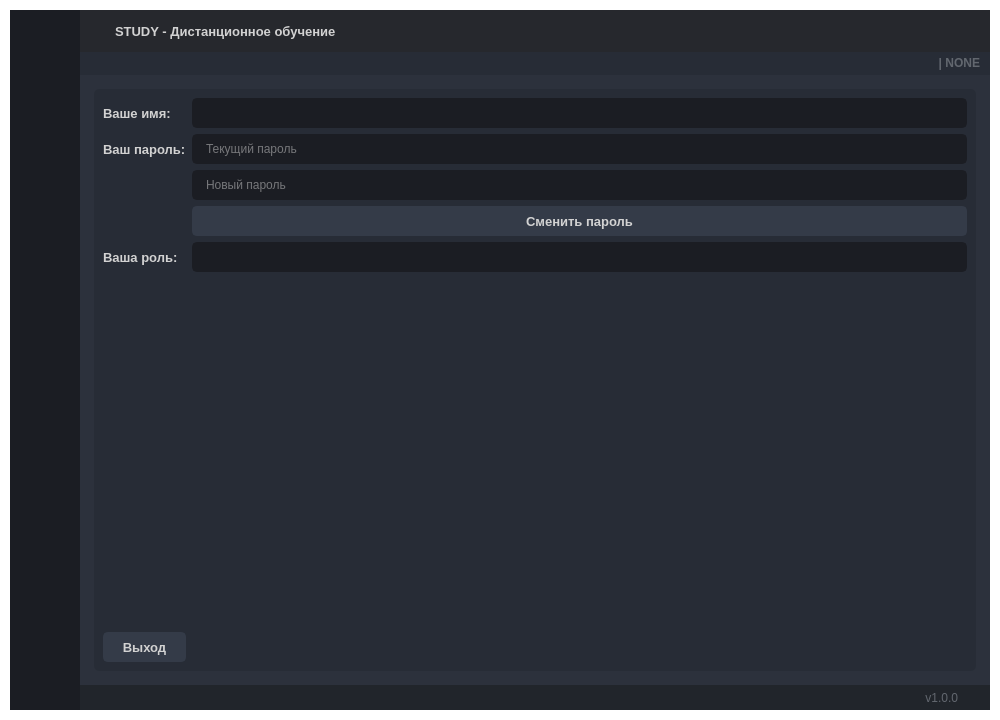
Before: the Qt Designer form ui_main.ui in DanissimoDanon/Danissimo, drawn with Qt 5.
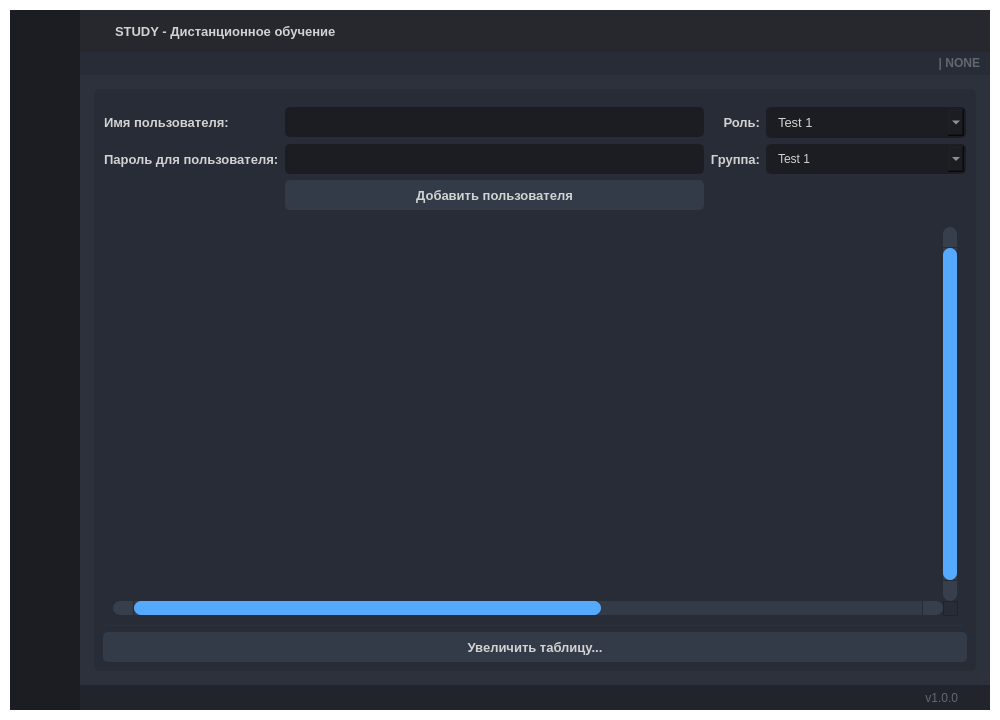
After: the same form once the commit is applied. Icons and pictures are not drawn.

```diff
--- a/ui_main.ui
+++ b/ui_main.ui
@@ -1544,6 +1544,814 @@
                       <property name="alignment">
                        <set>Qt::AlignCenter</set>
                       </property>
+                      <layout class="QVBoxLayout" name="verticalLayout_13">
+                       <item>
+                        <layout class="QGridLayout" name="gridLayout_4">
+                         <property name="leftMargin">
+                          <number>150</number>
+                         </property>
+                         <property name="rightMargin">
+                          <number>150</number>
+                         </property>
+                         <property name="bottomMargin">
+                          <number>250</number>
+                         </property>
+                         <property name="horizontalSpacing">
+                          <number>6</number>
+                         </property>
+                         <property name="verticalSpacing">
+                          <number>20</number>
+                         </property>
+                         <item row="0" column="0">
+                          <widget class="QLabel" name="label_6">
+                           <property name="font">
+                            <font>
+                             <family>Segoe UI</family>
+                             <pointsize>40</pointsize>
+                            </font>
+                           </property>
+                           <property name="styleSheet">
+                            <string notr="true"/>
+                           </property>
+                           <property name="text">
+                            <string>HOME</string>
+                           </property>
+                           <property name="alignment">
+                            <set>Qt::AlignCenter</set>
+                           </property>
+                          </widget>
+                         </item>
+                        </layout>
+                       </item>
+                      </layout>
+                     </widget>
+                    </item>
+                   </layout>
+                  </widget>
+                  <widget class="QWidget" name="page_admin">
+                   <layout class="QVBoxLayout" name="verticalLayout_8">
+                    <item>
+                     <widget class="QFrame" name="frame_4">
+                      <property name="minimumSize">
+                       <size>
+                        <width>0</width>
+                        <height>150</height>
+                       </size>
+                      </property>
+                      <property name="styleSheet">
+                       <string notr="true">background-color: rgb(39, 44, 54);
+border-radius: 5px;</string>
+                      </property>
+                      <property name="frameShape">
+                       <enum>QFrame::StyledPanel</enum>
+                      </property>
+                      <property name="frameShadow">
+                       <enum>QFrame::Raised</enum>
+                      </property>
+                      <layout class="QVBoxLayout" name="verticalLayout_13">
+                       <item>
+                        <widget class="QFrame" name="grid_5">
+                         <layout class="QGridLayout" name="gridLayout_5">
+                          <property name="leftMargin">
+                           <number>1</number>
+                          </property>
+                          <property name="rightMargin">
+                           <number>1</number>
+                          </property>
+                          <property name="bottomMargin">
+                           <number>1</number>
+                          </property>
+                          <property name="spacing">
+                           <number>6</number>
+                          </property>
+                          <item row="2" column="2">
+                           <widget class="QLineEdit" name="edit_users_name">
+                            <property name="minimumSize">
+                             <size>
+                              <width>0</width>
+                              <height>30</height>
+                             </size>
+                            </property>
+                            <property name="sizeIncrement">
+                             <size>
+                              <width>0</width>
+                              <height>0</height>
+                             </size>
+                            </property>
+                            <property name="baseSize">
+                             <size>
+                              <width>0</width>
+                              <height>0</height>
+                             </size>
+                            </property>
+                            <property name="font">
+                             <font>
+                              <family>Segoe UI</family>
+                              <pointsize>10</pointsize>
+                             </font>
+                            </property>
+                            <property name="styleSheet">
+                             <string notr="true">QLineEdit {
+	background-color: rgb(27, 29, 35);
+	border-radius: 5px;
+	border: 2px solid rgb(27, 29, 35);
+	padding-left: 10px;
+}
+QLineEdit:hover {
+	border: 2px solid rgb(64, 71, 88);
+}
+QLineEdit:focus {
+	border: 2px solid rgb(91, 101, 124);
+}</string>
+                            </property>
+                            <property name="readOnly">
+                             <bool>false</bool>
+                            </property>
+                            <property name="placeholderText">
+                             <string/>
+                            </property>
+                           </widget>
+                          </item>
+                          <item row="2" column="1">
+                           <widget class="QLabel" name="label_users_name">
+                            <property name="font">
+                             <font>
+                              <family>Segoe UI</family>
+                              <pointsize>10</pointsize>
+                              <weight>75</weight>
+                              <bold>true</bold>
+                             </font>
+                            </property>
+                            <property name="styleSheet">
+                             <string notr="true">background: transparent;
+</string>
+                            </property>
+                            <property name="text">
+                             <string>Имя пользователя:</string>
+                            </property>
+                            <property name="alignment">
+                             <set>Qt::AlignLeading|Qt::AlignLeft|Qt::AlignVCenter</set>
+                            </property>
+                           </widget>
+                          </item>
+                          <item row="5" column="3">
+                           <widget class="QLabel" name="label_users_group">
+                            <property name="font">
+                             <font>
+                              <family>Segoe UI</family>
+                              <pointsize>10</pointsize>
+                              <weight>75</weight>
+                              <bold>true</bold>
+                             </font>
+                            </property>
+                            <property name="styleSheet">
+                             <string notr="true"/>
+                            </property>
+                            <property name="text">
+                             <string>Группа:</string>
+                            </property>
+                            <property name="alignment">
+                             <set>Qt::AlignRight|Qt::AlignTrailing|Qt::AlignVCenter</set>
+                            </property>
+                           </widget>
+                          </item>
+                          <item row="2" column="3">
+                           <widget class="QLabel" name="label_users_role">
+                            <property name="font">
+                             <font>
+                              <family>Segoe UI</family>
+                              <pointsize>10</pointsize>
+                              <weight>75</weight>
+                              <bold>true</bold>
+                             </font>
+                            </property>
+                            <property name="styleSheet">
+                             <string notr="true"/>
+                            </property>
+                            <property name="text">
+                             <string>Роль:</string>
+                            </property>
+                            <property name="alignment">
+                             <set>Qt::AlignRight|Qt::AlignTrailing|Qt::AlignVCenter</set>
+                            </property>
+                           </widget>
+                          </item>
+                          <item row="5" column="1">
+                           <widget class="QLabel" name="label_users_pass">
+                            <property name="font">
+                             <font>
+                              <family>Segoe UI</family>
+                              <pointsize>10</pointsize>
+                              <weight>75</weight>
+                              <bold>true</bold>
+                             </font>
+                            </property>
+                            <property name="styleSheet">
+                             <string notr="true">background: transparent;
+</string>
+                            </property>
+                            <property name="text">
+                             <string>Пароль для пользователя:</string>
+                            </property>
+                            <property name="alignment">
+                             <set>Qt::AlignLeading|Qt::AlignLeft|Qt::AlignVCenter</set>
+                            </property>
+                           </widget>
+                          </item>
+                          <item row="5" column="4">
+                           <widget class="QComboBox" name="combo_users_group">
+                            <property name="font">
+                             <font>
+                              <family>Segoe UI</family>
+                              <pointsize>9</pointsize>
+                             </font>
+                            </property>
+                            <property name="autoFillBackground">
+                             <bool>false</bool>
+                            </property>
+                            <property name="styleSheet">
+                             <string notr="true">QComboBox{
+	background-color: rgb(27, 29, 35);
+	border-radius: 5px;
+	border: 2px solid rgb(27, 29, 35);
+	padding: 5px;
+	padding-left: 10px;
+}
+QComboBox:hover{
+	border: 2px solid rgb(64, 71, 88);
+}
+QComboBox QAbstractItemView {
+	color: rgb(85, 170, 255);	
+	background-color: rgb(27, 29, 35);
+	padding: 10px;
+	selection-background-color: rgb(39, 44, 54);
+}</string>
+                            </property>
+                            <property name="iconSize">
+                             <size>
+                              <width>16</width>
+                              <height>16</height>
+                             </size>
+                            </property>
+                            <property name="frame">
+                             <bool>true</bool>
+                            </property>
+                            <item>
+                             <property name="text">
+                              <string>Test 1</string>
+                             </property>
+                            </item>
+                            <item>
+                             <property name="text">
+                              <string>Test 2</string>
+                             </property>
+                            </item>
+                            <item>
+                             <property name="text">
+                              <string>Test 3</string>
+                             </property>
+                            </item>
+                           </widget>
+                          </item>
+                          <item row="2" column="4">
+                           <widget class="QComboBox" name="combo_users_role">
+                            <property name="minimumSize">
+                             <size>
+                              <width>200</width>
+                              <height>0</height>
+                             </size>
+                            </property>
+                            <property name="font">
+                             <font>
+                              <family>Segoe UI</family>
+                              <pointsize>10</pointsize>
+                             </font>
+                            </property>
+                            <property name="autoFillBackground">
+                             <bool>false</bool>
+                            </property>
+                            <property name="styleSheet">
+                             <string notr="true">QComboBox{
+	background-color: rgb(27, 29, 35);
+	border-radius: 5px;
+	border: 2px solid rgb(27, 29, 35);
+	padding: 5px;
+	padding-left: 10px;
+}
+QComboBox:hover{
+	border: 2px solid rgb(64, 71, 88);
+}
+QComboBox QAbstractItemView {
+	color: rgb(85, 170, 255);	
+	background-color: rgb(27, 29, 35);
+	padding: 10px;
+	selection-background-color: rgb(39, 44, 54);
+}</string>
+                            </property>
+                            <property name="iconSize">
+                             <size>
+                              <width>16</width>
+                              <height>16</height>
+                             </size>
+                            </property>
+                            <property name="frame">
+                             <bool>true</bool>
+                            </property>
+                            <item>
+                             <property name="text">
+                              <string>Test 1</string>
+                             </property>
+                            </item>
+                            <item>
+                             <property name="text">
+                              <string>Test 2</string>
+                             </property>
+                            </item>
+                            <item>
+                             <property name="text">
+                              <string>Test 3</string>
+                             </property>
+                            </item>
+                           </widget>
+                          </item>
+                          <item row="5" column="2">
+                           <widget class="QLineEdit" name="edit_users_pass">
+                            <property name="minimumSize">
+                             <size>
+                              <width>0</width>
+                              <height>30</height>
+                             </size>
+                            </property>
+                            <property name="styleSheet">
+                             <string notr="true">QLineEdit {
+	background-color: rgb(27, 29, 35);
+	border-radius: 5px;
+	border: 2px solid rgb(27, 29, 35);
+	padding-left: 10px;
+}
+QLineEdit:hover {
+	border: 2px solid rgb(64, 71, 88);
+}
+QLineEdit:focus {
+	border: 2px solid rgb(91, 101, 124);
+}</string>
+                            </property>
+                            <property name="echoMode">
+                             <enum>QLineEdit::Normal</enum>
+                            </property>
+                            <property name="placeholderText">
+                             <string/>
+                            </property>
+                           </widget>
+                          </item>
+                          <item row="6" column="2">
+                           <widget class="QPushButton" name="btn_users_addUser">
+                            <property name="minimumSize">
+                             <size>
+                              <width>150</width>
+                              <height>30</height>
+                             </size>
+                            </property>
+                            <property name="font">
+                             <font>
+                              <family>Segoe UI</family>
+                              <pointsize>10</pointsize>
+                              <weight>75</weight>
+                              <bold>true</bold>
+                             </font>
+                            </property>
+                            <property name="styleSheet">
+                             <string notr="true">QPushButton {
+	border: 2px solid rgb(52, 59, 72);
+	border-radius: 5px;	
+	background-color: rgb(52, 59, 72);
+}
+QPushButton:hover {
+	background-color: rgb(57, 65, 80);
+	border: 2px solid rgb(61, 70, 86);
+}
+QPushButton:pressed {	
+	background-color: rgb(35, 40, 49);
+	border: 2px solid rgb(43, 50, 61);
+}</string>
+                            </property>
+                            <property name="text">
+                             <string>Добавить пользователя</string>
+                            </property>
+                           </widget>
+                          </item>
+                         </layout>
+                        </widget>
+                       </item>
+                       <item>
+                        <widget class="QTableWidget" name="tableWidget">
+                         <property name="sizePolicy">
+                          <sizepolicy hsizetype="Expanding" vsizetype="Expanding">
+                           <horstretch>0</horstretch>
+                           <verstretch>0</verstretch>
+                          </sizepolicy>
+                         </property>
+                         <property name="palette">
+                          <palette>
+                           <active>
+                            <colorrole role="WindowText">
+                             <brush brushstyle="SolidPattern">
+                              <color alpha="255">
+                               <red>210</red>
+                               <green>210</green>
+                               <blue>210</blue>
+                              </color>
+                             </brush>
+                            </colorrole>
+                            <colorrole role="Button">
+                             <brush brushstyle="SolidPattern">
+                              <color alpha="255">
+                               <red>39</red>
+                               <green>44</green>
+                               <blue>54</blue>
+                              </color>
+                             </brush>
+                            </colorrole>
+                            <colorrole role="Text">
+                             <brush brushstyle="SolidPattern">
+                              <color alpha="255">
+                               <red>210</red>
+                               <green>210</green>
+                               <blue>210</blue>
+                              </color>
+                             </brush>
+                            </colorrole>
+                            <colorrole role="ButtonText">
+                             <brush brushstyle="SolidPattern">
+                              <color alpha="255">
+                               <red>210</red>
+                               <green>210</green>
+                               <blue>210</blue>
+                              </color>
+                             </brush>
+                            </colorrole>
+                            <colorrole role="Base">
+                             <brush brushstyle="SolidPattern">
+                              <color alpha="255">
+                               <red>39</red>
+                               <green>44</green>
+                               <blue>54</blue>
+                              </color>
+                             </brush>
+                            </colorrole>
+                            <colorrole role="Window">
+                             <brush brushstyle="SolidPattern">
+                              <color alpha="255">
+                               <red>39</red>
+                               <green>44</green>
+                               <blue>54</blue>
+                              </color>
+                             </brush>
+                            </colorrole>
+                            <colorrole role="PlaceholderText">
+                             <brush brushstyle="NoBrush">
+                              <color alpha="128">
+                               <red>210</red>
+                               <green>210</green>
+                               <blue>210</blue>
+                              </color>
+                             </brush>
+                            </colorrole>
+                           </active>
+                           <inactive>
+                            <colorrole role="WindowText">
+                             <brush brushstyle="SolidPattern">
+                              <color alpha="255">
+                               <red>210</red>
+                               <green>210</green>
+                               <blue>210</blue>
+                              </color>
+                             </brush>
+                            </colorrole>
+                            <colorrole role="Button">
+                             <brush brushstyle="SolidPattern">
+                              <color alpha="255">
+                               <red>39</red>
+                               <green>44</green>
+                               <blue>54</blue>
+                              </color>
+                             </brush>
+                            </colorrole>
+                            <colorrole role="Text">
+                             <brush brushstyle="SolidPattern">
+                              <color alpha="255">
+                               <red>210</red>
+                               <green>210</green>
+                               <blue>210</blue>
+                              </color>
+                             </brush>
+                            </colorrole>
+                            <colorrole role="ButtonText">
+                             <brush brushstyle="SolidPattern">
+                              <color alpha="255">
+                               <red>210</red>
+                               <green>210</green>
+                               <blue>210</blue>
+                              </color>
+                             </brush>
+                            </colorrole>
+                            <colorrole role="Base">
+                             <brush brushstyle="SolidPattern">
+                              <color alpha="255">
+                               <red>39</red>
+                               <green>44</green>
+                               <blue>54</blue>
+                              </color>
+                             </brush>
+                            </colorrole>
+                            <colorrole role="Window">
+                             <brush brushstyle="SolidPattern">
+                              <color alpha="255">
+                               <red>39</red>
+                               <green>44</green>
+                               <blue>54</blue>
+                              </color>
+                             </brush>
+                            </colorrole>
+                            <colorrole role="PlaceholderText">
+                             <brush brushstyle="NoBrush">
+                              <color alpha="128">
+                               <red>210</red>
+                               <green>210</green>
+                               <blue>210</blue>
+                              </color>
+                             </brush>
+                            </colorrole>
+                           </inactive>
+                           <disabled>
+                            <colorrole role="WindowText">
+                             <brush brushstyle="SolidPattern">
+                              <color alpha="255">
+                               <red>210</red>
+                               <green>210</green>
+                               <blue>210</blue>
+                              </color>
+                             </brush>
+                            </colorrole>
+                            <colorrole role="Button">
+                             <brush brushstyle="SolidPattern">
+                              <color alpha="255">
+                               <red>39</red>
+                               <green>44</green>
+                               <blue>54</blue>
+                              </color>
+                             </brush>
+                            </colorrole>
+                            <colorrole role="Text">
+                             <brush brushstyle="SolidPattern">
+                              <color alpha="255">
+                               <red>210</red>
+                               <green>210</green>
+                               <blue>210</blue>
+                              </color>
+                             </brush>
+                            </colorrole>
+                            <colorrole role="ButtonText">
+                             <brush brushstyle="SolidPattern">
+                              <color alpha="255">
+                               <red>210</red>
+                               <green>210</green>
+                               <blue>210</blue>
+                              </color>
+                             </brush>
+                            </colorrole>
+                            <colorrole role="Base">
+                             <brush brushstyle="SolidPattern">
+                              <color alpha="255">
+                               <red>39</red>
+                               <green>44</green>
+                               <blue>54</blue>
+                              </color>
+                             </brush>
+                            </colorrole>
+                            <colorrole role="Window">
+                             <brush brushstyle="SolidPattern">
+                              <color alpha="255">
+                               <red>39</red>
+                               <green>44</green>
+                               <blue>54</blue>
+                              </color>
+                             </brush>
+                            </colorrole>
+                            <colorrole role="PlaceholderText">
+                             <brush brushstyle="NoBrush">
+                              <color alpha="128">
+                               <red>210</red>
+                               <green>210</green>
+                               <blue>210</blue>
+                              </color>
+                             </brush>
+                            </colorrole>
+                           </disabled>
+                          </palette>
+                         </property>
+                         <property name="focusPolicy">
+                          <enum>Qt::NoFocus</enum>
+                         </property>
+                         <property name="styleSheet">
+                          <string notr="true">QTableWidget {	
+	background-color: rgb(39, 44, 54);
+	padding: 10px;
+	border-radius: 5px;
+	gridline-color: rgb(44, 49, 60);
+	border-bottom: 1px solid rgb(44, 49, 60);
+}
+QTableWidget::item{
+	border-color: rgb(44, 49, 60);
+	padding-left: 5px;
+	padding-right: 5px;
+	gridline-color: rgb(44, 49, 60);
+}
+QTableWidget::item:selected{
+	background-color: rgb(85, 170, 255);
+}
+QScrollBar:horizontal {
+    border: none;
+    background: rgb(52, 59, 72);
+    height: 14px;
+    margin: 0px 21px 0 21px;
+	border-radius: 0px;
+}
+ QScrollBar:vertical {
+	border: none;
+    background: rgb(52, 59, 72);
+    width: 14px;
+    margin: 21px 0 21px 0;
+	border-radius: 0px;
+ }
+QHeaderView::section{
+	Background-color: rgb(39, 44, 54);
+	max-width: 30px;
+	border: 1px solid rgb(44, 49, 60);
+	border-style: none;
+    border-bottom: 1px solid rgb(44, 49, 60);
+    border-right: 1px solid rgb(44, 49, 60);
+}
+QTableWidget::horizontalHeader {	
+	background-color: rgb(81, 255, 0);
+}
+QHeaderView::section:horizontal
+{
+    border: 1px solid rgb(32, 34, 42);
+	background-color: rgb(27, 29, 35);
+	padding: 3px;
+	border-top-left-radius: 7px;
+    border-top-right-radius: 7px;
+}
+QHeaderView::section:vertical
+{
+    border: 1px solid rgb(44, 49, 60);
+}
+</string>
+                         </property>
+                         <property name="frameShape">
+                          <enum>QFrame::NoFrame</enum>
+                         </property>
+                         <property name="verticalScrollBarPolicy">
+                          <enum>Qt::ScrollBarAlwaysOn</enum>
+                         </property>
+                         <property name="sizeAdjustPolicy">
+                          <enum>QAbstractScrollArea::AdjustToContents</enum>
+                         </property>
+                         <property name="editTriggers">
+                          <set>QAbstractItemView::NoEditTriggers</set>
+                         </property>
+                         <property name="alternatingRowColors">
+                          <bool>false</bool>
+                         </property>
+                         <property name="selectionMode">
+                          <enum>QAbstractItemView::NoSelection</enum>
+                         </property>
+                         <property name="selectionBehavior">
+                          <enum>QAbstractItemView::SelectItems</enum>
+                         </property>
+                         <property name="verticalScrollMode">
+                          <enum>QAbstractItemView::ScrollPerPixel</enum>
+                         </property>
+                         <property name="horizontalScrollMode">
+                          <enum>QAbstractItemView::ScrollPerPixel</enum>
+                         </property>
+                         <property name="showGrid">
+                          <bool>true</bool>
+                         </property>
+                         <property name="gridStyle">
+                          <enum>Qt::SolidLine</enum>
+                         </property>
+                         <property name="sortingEnabled">
+                          <bool>true</bool>
+                         </property>
+                         <property name="rowCount">
+                          <number>0</number>
+                         </property>
+                         <property name="columnCount">
+                          <number>7</number>
+                         </property>
+                         <attribute name="horizontalHeaderVisible">
+                          <bool>false</bool>
+                         </attribute>
+                         <attribute name="horizontalHeaderCascadingSectionResizes">
+                          <bool>false</bool>
+                         </attribute>
+                         <attribute name="horizontalHeaderDefaultSectionSize">
+                          <number>200</number>
+                         </attribute>
+                         <attribute name="horizontalHeaderHighlightSections">
+                          <bool>false</bool>
+                         </attribute>
+                         <attribute name="horizontalHeaderStretchLastSection">
+                          <bool>false</bool>
+                         </attribute>
+                         <attribute name="verticalHeaderVisible">
+                          <bool>false</bool>
+                         </attribute>
+                         <attribute name="verticalHeaderCascadingSectionResizes">
+                          <bool>false</bool>
+                         </attribute>
+                         <attribute name="verticalHeaderHighlightSections">
+                          <bool>false</bool>
+                         </attribute>
+                         <attribute name="verticalHeaderStretchLastSection">
+                          <bool>false</bool>
+                         </attribute>
+                         <column>
+                          <property name="text">
+                           <string>Id</string>
+                          </property>
+                         </column>
+                         <column>
+                          <property name="text">
+                           <string>Имя</string>
+                          </property>
+                         </column>
+                         <column>
+                          <property name="text">
+                           <string>Фамилия</string>
+                          </property>
+                         </column>
+                         <column>
+                          <property name="text">
+                           <string>Пароль</string>
+                          </property>
+                         </column>
+                         <column>
+                          <property name="text">
+                           <string>Роль</string>
+                          </property>
+                         </column>
+                         <column>
+                          <property name="text">
+                           <string>Группа</string>
+                          </property>
+                         </column>
+                         <column>
+                          <property name="text">
+                           <string>Дисциплина</string>
+                          </property>
+                         </column>
+                        </widget>
+                       </item>
+                       <item>
+                        <widget class="QPushButton" name="btn_users_showTable">
+                         <property name="minimumSize">
+                          <size>
+                           <width>150</width>
+                           <height>30</height>
+                          </size>
+                         </property>
+                         <property name="font">
+                          <font>
+                           <family>Segoe UI</family>
+                           <pointsize>10</pointsize>
+                           <weight>75</weight>
+                           <bold>true</bold>
+                          </font>
+                         </property>
+                         <property name="styleSheet">
+                          <string notr="true">QPushButton {
+	border: 2px solid rgb(52, 59, 72);
+	border-radius: 5px;	
+	background-color: rgb(52, 59, 72);
+}
+QPushButton:hover {
+	background-color: rgb(57, 65, 80);
+	border: 2px solid rgb(61, 70, 86);
+}
+QPushButton:pressed {	
+	background-color: rgb(35, 40, 49);
+	border: 2px solid rgb(43, 50, 61);
+}</string>
+                         </property>
+                         <property name="text">
+                          <string>Увеличить таблицу...</string>
+                         </property>
+                        </widget>
+                       </item>
+                      </layout>
                      </widget>
                     </item>
                    </layout>
@@ -1571,6 +2379,9 @@
                       <layout class="QVBoxLayout" name="verticalLayout_11">
                        <item>
                         <layout class="QGridLayout" name="gridLayout_2">
+                         <property name="bottomMargin">
+                          <number>0</number>
+                         </property>
                          <item row="1" column="2">
                           <widget class="QLineEdit" name="edit_profile_name">
                            <property name="minimumSize">
```
Left out of the diff: 29 changed lines with no effect on the pictures.
